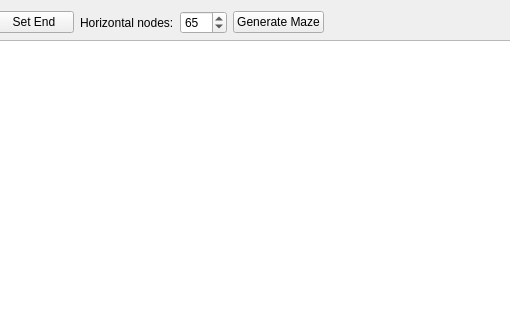
Above: pathfindingtab.ui from vlasopoulos/AlgorithmVisualisation before the change; both pictures show x 103 to 613 and y 0 to 320 of the 1280 by 720 pixel window. Below: the same form after it.
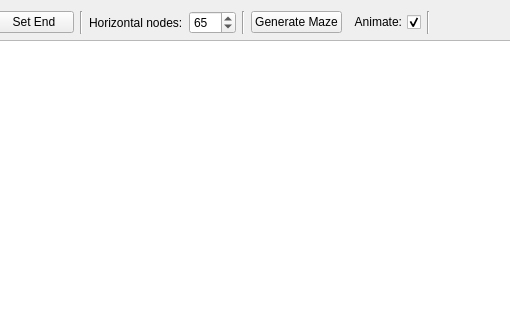
That is the form after the change.

Commit message: added tooltips, added maze animation toggle, fixed graphicsScene size to allways be inside view

```diff
--- a/pathfindingtab.ui
+++ b/pathfindingtab.ui
@@ -32,6 +32,13 @@
          </property>
         </widget>
        </item>
+       <item>
+        <widget class="Line" name="line">
+         <property name="orientation">
+          <enum>Qt::Vertical</enum>
+         </property>
+        </widget>
+       </item>
        <item>
         <widget class="QLabel" name="label">
          <property name="text">
@@ -55,6 +62,13 @@
          </property>
         </widget>
        </item>
+       <item>
+        <widget class="Line" name="line_2">
+         <property name="orientation">
+          <enum>Qt::Vertical</enum>
+         </property>
+        </widget>
+       </item>
        <item>
         <widget class="QPushButton" name="generateMazeButton">
          <property name="text">
@@ -62,6 +76,29 @@
          </property>
         </widget>
        </item>
+       <item>
+        <widget class="QCheckBox" name="animateMazeGenerationCheckBox">
+         <property name="toolTip">
+          <string>Toggle Animation during maze generation</string>
+         </property>
+         <property name="layoutDirection">
+          <enum>Qt::RightToLeft</enum>
+         </property>
+         <property name="text">
+          <string>Animate:</string>
+         </property>
+         <property name="checked">
+          <bool>true</bool>
+         </property>
+        </widget>
+       </item>
+       <item>
+        <widget class="Line" name="line_3">
+         <property name="orientation">
+          <enum>Qt::Vertical</enum>
+         </property>
+        </widget>
+       </item>
        <item>
         <spacer name="horizontalSpacer">
          <property name="orientation">
```
Left out of the diff: 12 changed lines with no effect on the pictures. The commit also changes 7 other files.
